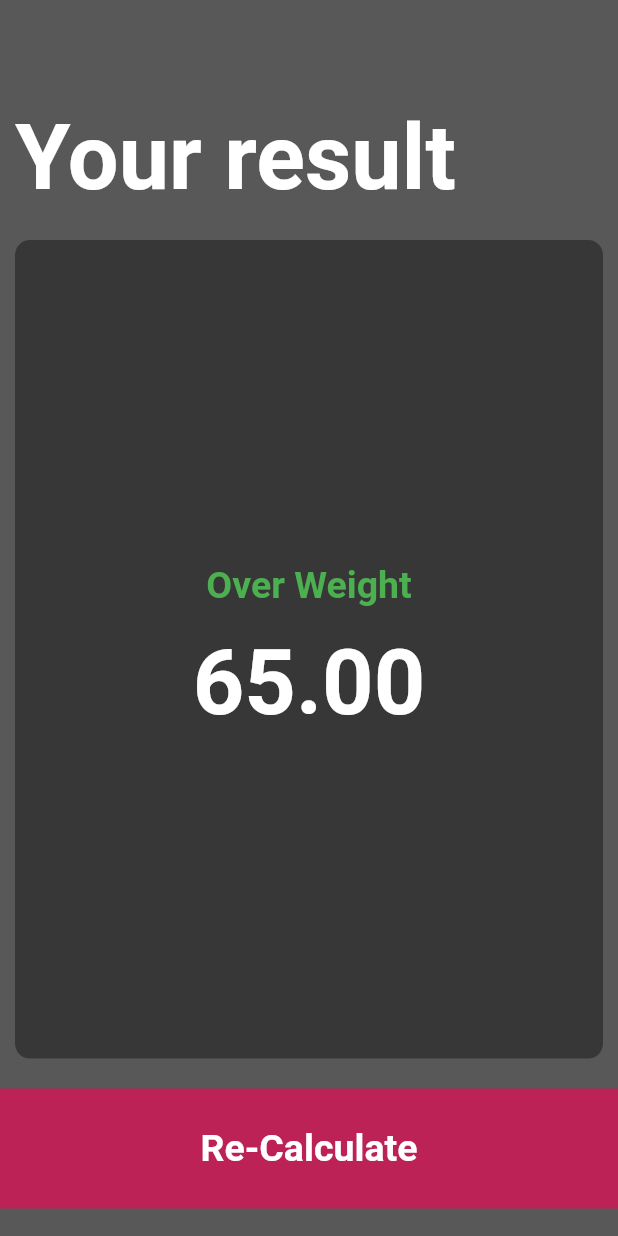
After one commit to sahilchhillar/bmi-calculator-application, a Flutter app: the screen it shows after launch, after a tap on "Calculate", on a phone screen of 412 x 824 dp. The commit adds this screen. Run offline on Flutter 3.47's test engine with Material 2 defaults, Android fonts, the phone set to English and light mode, and no system bars.

Commit message:
sending data to new screen

```diff
--- a/lib/main.dart
+++ b/lib/main.dart
@@ -1,3 +1,4 @@
+import 'package:bmi_calculator/result.dart';
 import 'package:flutter/material.dart';
 
 void main() {
@@ -29,10 +30,33 @@ class _BMICalculator extends State<BMICalculatorApp> {
   int weight = 65;
   int age = 25;
 
+  String bodyType = "";
+  double bmiValue = 0;
+
   Color maleCardColor = const Color.fromARGB(205, 101, 101, 101);
   Color femaleCardColor = const Color.fromARGB(205, 101, 101, 101);
 
-  String gender = "";
+  String gender = "male";
+
+  void getBodyType() {
+    setState(() {
+      bmiValue = (weight / ((height * height) / 10000));
+    });
+
+    if (bmiValue < 18.6) {
+      setState(() {
+        bodyType = "Under Weight";
+      });
+    } else if (bmiValue >= 18.6 && bmiValue < 24.9) {
+      setState(() {
+        bodyType = "Normal";
+      });
+    } else {
+      setState(() {
+        bodyType = "Over Weight";
+      });
+    }
+  }
 
   @override
   Widget build(BuildContext context) {
@@ -338,6 +362,16 @@ class _BMICalculator extends State<BMICalculatorApp> {
 
             Padding(
               padding: const EdgeInsets.only(bottom: 0),
+              child: GestureDetector(
+                onTap: () {
+                  getBodyType();
+
+                  Navigator.push(
+                      context,
+                      MaterialPageRoute(
+                          builder: (context) =>
+                              ResultClass(bmi: bmiValue, bodyType: bodyType)));
+                },
                 child: SizedBox(
                   width: MediaQuery.of(context).size.width,
                   height: 80,
@@ -357,6 +391,7 @@ class _BMICalculator extends State<BMICalculatorApp> {
                   ),
                 ),
               ),
+            ),
           ],
         ),
       ),
--- /dev/null
+++ b/lib/model/bmi.dart
@@ -0,0 +1,9 @@
+class BMI {
+  final int height;
+  final int weight;
+  final int age;
+  final int bmi = 0;
+  final String gender;
+
+  const BMI(this.height, this.weight, this.age, this.gender);
+}
--- /dev/null
+++ b/lib/result.dart
@@ -0,0 +1,99 @@
+import 'package:flutter/material.dart';
+
+// ignore: must_be_immutable
+class ResultClass extends StatelessWidget {
+  double bmi;
+  String bodyType;
+
+  ResultClass({super.key, required this.bmi, required this.bodyType});
+
+  @override
+  Widget build(BuildContext context) {
+    String bmiValue = bmi.toStringAsFixed(2);
+
+    return Scaffold(
+      backgroundColor: const Color.fromARGB(205, 47, 47, 47),
+      body: Padding(
+        padding: const EdgeInsets.only(top: 20),
+        child: Column(
+          mainAxisAlignment: MainAxisAlignment.start,
+          children: [
+            const Padding(
+              padding: EdgeInsets.only(top: 50, left: 10),
+              child: Align(
+                  alignment: Alignment.topLeft,
+                  child: Text(
+                    "Your result",
+                    style: TextStyle(
+                        fontSize: 60,
+                        fontWeight: FontWeight.bold,
+                        color: Colors.white),
+                  )),
+            ),
+            const SizedBox(
+              height: 20,
+            ),
+            Padding(
+              padding: const EdgeInsets.only(left: 10, right: 10),
+              child: SizedBox(
+                height: MediaQuery.of(context).size.height / 1.51,
+                width: MediaQuery.of(context).size.width,
+                child: DecoratedBox(
+                  decoration: BoxDecoration(
+                      color: const Color.fromARGB(205, 47, 47, 47),
+                      borderRadius: BorderRadius.circular(10)),
+                  child: Column(
+                    mainAxisAlignment: MainAxisAlignment.center,
+                    children: [
+                      Text(
+                        bodyType,
+                        style: const TextStyle(
+                            fontSize: 25,
+                            fontWeight: FontWeight.bold,
+                            color: Colors.green),
+                      ),
+                      const SizedBox(
+                        height: 15,
+                      ),
+                      Text(
+                        bmiValue,
+                        style: const TextStyle(
+                            fontSize: 60,
+                            fontWeight: FontWeight.bold,
+                            color: Colors.white),
+                      )
+                    ],
+                  ),
+                ),
+              ),
+            ),
+            const SizedBox(
+              height: 20,
+            ),
+            GestureDetector(
+              onTap: () {
+                Navigator.pop(context);
+              },
+              child: SizedBox(
+                height: 80,
+                width: MediaQuery.of(context).size.width,
+                child: const DecoratedBox(
+                  decoration: BoxDecoration(
+                    color: Color.fromARGB(255, 189, 34, 86),
+                  ),
+                  child: Center(
+                    child: Text(
+                      "Re-Calculate",
+                      style:
+                          TextStyle(fontSize: 25, fontWeight: FontWeight.bold),
+                    ),
+                  ),
+                ),
+              ),
+            ),
+          ],
+        ),
+      ),
+    );
+  }
+}
```
Lines whose indentation alone changed are shown as unchanged.
